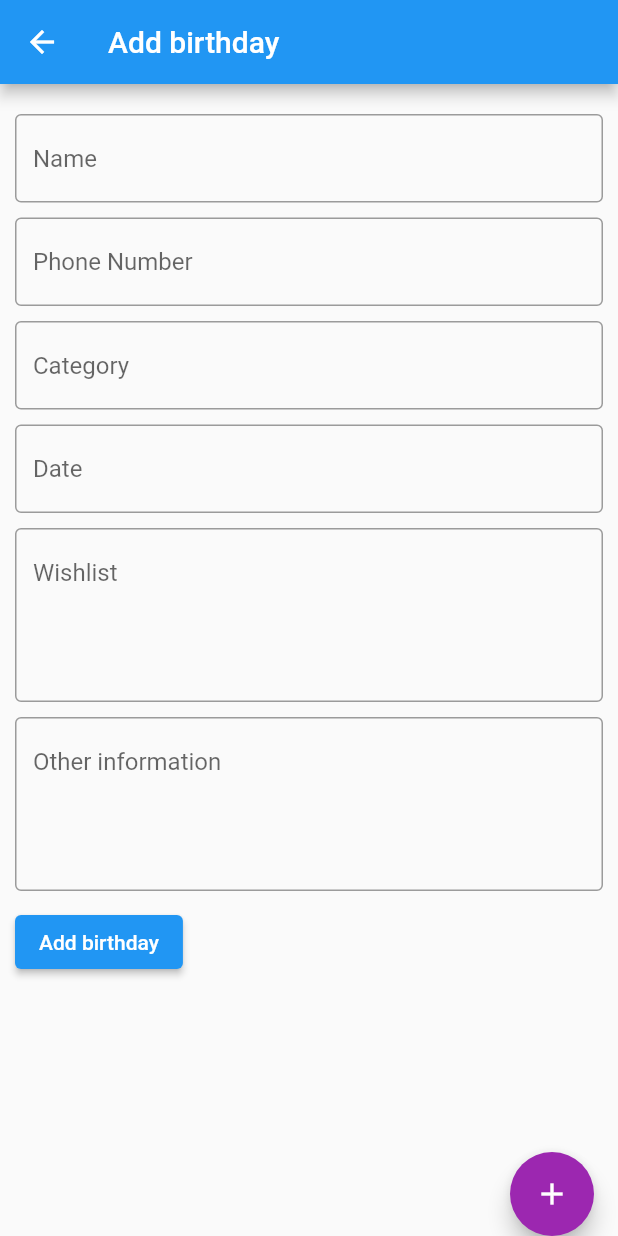
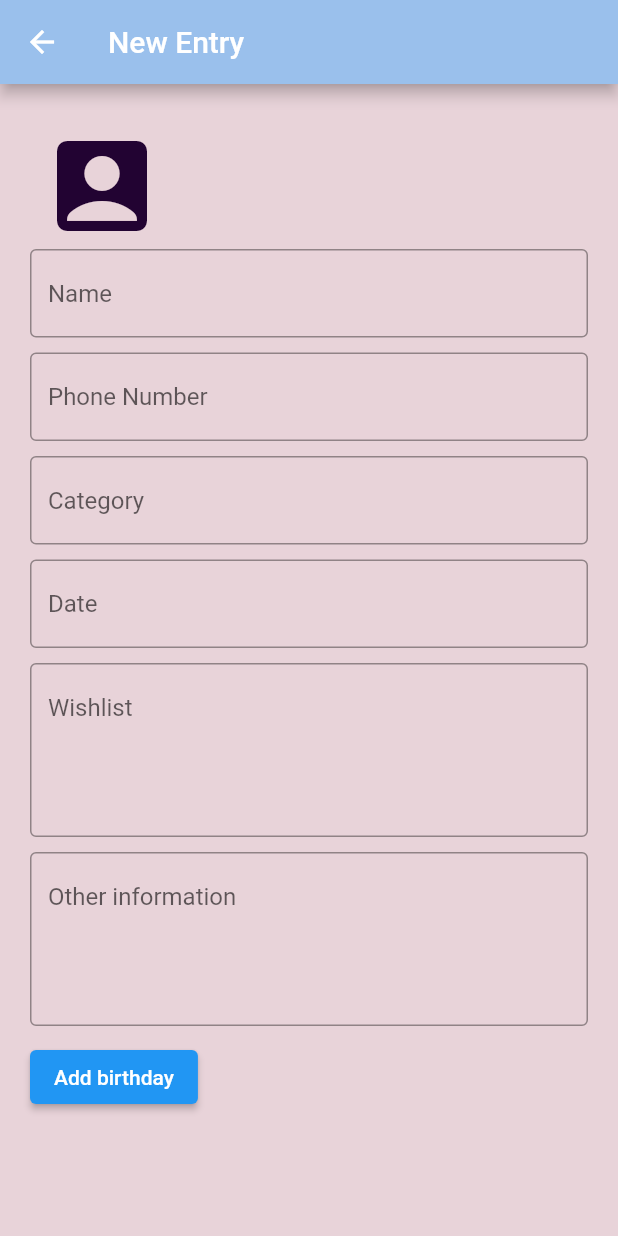
Before and after one commit to KonstantinosKatsigiannis/HCI2022, a Flutter app: the AddScreen screen opened directly, after a tap on "Add birthday", on a phone screen of 412 x 824 dp. Run offline on Flutter 3.47's test engine with Material 2 defaults, Android fonts, the phone set to English and light mode, and no system bars; our stand-ins replace google_fonts, syncfusion_flutter_calendar; missing offline and left inert: dart:js_util.

Commit message:
Update AddPage.dart

```diff
--- a/lib/AddPage.dart
+++ b/lib/AddPage.dart
@@ -12,39 +12,49 @@ class AddScreen extends StatefulWidget {
   State<AddScreen> createState() => _AddScreenState();
 }
 
+class _AddScreenState extends State<AddScreen> {
+TextEditingController _titleController = TextEditingController();
+  TextEditingController _titleController1 = TextEditingController();
+  TextEditingController _titleController2 = TextEditingController();
+  TextEditingController _titleController3 = TextEditingController();
+  TextEditingController _titleController4 = TextEditingController();
+  TextEditingController _titleController5 = TextEditingController();
 
-class _AddScreenState extends State<AddScreen> {
-
-
-  TextEditingController _titleController = TextEditingController();
-  TextEditingController _descriptionController = TextEditingController();
-
-  @override
-  void initState() {
-    super.initState();
-    _titleController = TextEditingController();
-    _descriptionController = TextEditingController();
-  }
-
-  @override
-  void dispose() {
-    _titleController.dispose();
-    _descriptionController.dispose();
-    super.dispose();
-  }
+  var floatingActionButton;
 
   @override
   Widget build(BuildContext context) {
     return  Scaffold(
-        appBar: AppBar(
-        title: Text('Add birthday'),
+     backgroundColor: Color.fromARGB(255, 232, 211, 217),
+      appBar: AppBar(
+        title: Text('New Entry'),
+        backgroundColor: Color.fromARGB(255, 154, 192, 236),
       ),
       body: Padding(
-        padding: const EdgeInsets.all(10.0),
+        padding: const EdgeInsets.all(20.0),
         child: Column(
+
           crossAxisAlignment: CrossAxisAlignment.start,
           children: [
-            SizedBox(height: 10.0),
+
+           SizedBox(
+             width: 80.0,
+             height: 80.0,
+             child: IconButton(
+              icon: Icon(Icons.account_box),
+              iconSize: 80,
+              onPressed:(){},
+              tooltip: 'Add Photo',
+              color:  Color.fromARGB(255, 34, 3, 50),
+             ),
+      ),
+            // ignore: prefer_const_constructors
+            SizedBox(height: 10.0,
+            child: const DecoratedBox(
+              decoration: const BoxDecoration(
+                color: Color.fromARGB(255, 244, 54, 190)),
+            ),
+            ),
             TextField(
               controller: _titleController,
               decoration: InputDecoration(
@@ -52,10 +62,14 @@ class _AddScreenState extends State<AddScreen> {
                 border: OutlineInputBorder(),
               ),
             ),
-            SizedBox(height: 10.0),
+            SizedBox(height: 10.0,
+            child: const DecoratedBox(
+              decoration: const BoxDecoration(
+                color: Color.fromARGB(255, 244, 54, 190)),
+            ),
+            ),
             TextField(
-              controller: _titleController,
-              maxLines: 1,
+              controller: _titleController1,
               decoration: InputDecoration(
                 hintText: 'Phone Number',
                 border: OutlineInputBorder(),
@@ -63,15 +77,21 @@ class _AddScreenState extends State<AddScreen> {
             ),
             SizedBox(height: 10.0),
             TextField(
-              controller: _titleController,
+              controller: _titleController2,
+              maxLines: 1,
               decoration: InputDecoration(
                 hintText: 'Category',
                 border: OutlineInputBorder(),
               ),
             ),
-            SizedBox(height: 10.0),
+            SizedBox(height: 10.0,
+            child: const DecoratedBox(
+              decoration: const BoxDecoration(
+                color: Color.fromARGB(255, 244, 54, 190)),
+            ),
+            ),
             TextField(
-              controller: _titleController,
+              controller: _titleController3,
               decoration: InputDecoration(
                 hintText: 'Date',
                 border: OutlineInputBorder(),
@@ -79,45 +99,34 @@ class _AddScreenState extends State<AddScreen> {
             ),
             SizedBox(height: 10.0),
             TextField(
-              controller: _descriptionController,
+              controller: _titleController4,
               maxLines: 4,
               decoration: InputDecoration(
                 hintText: 'Wishlist',
                 border: OutlineInputBorder(),
+
               ),
             ),
             SizedBox(height: 10.0),
             TextField(
-              controller: _descriptionController,
+              controller: _titleController5,
               maxLines: 4,
               decoration: InputDecoration(
                 hintText: 'Other information',
                 border: OutlineInputBorder(),
               ),
             ),
+            // ignore: prefer_const_constructors
+
+            //Add Birthday Button
             SizedBox(height: 10.0),
             ElevatedButton(
-              onPressed: () {
-                final newAppointment = Appointment(
-                  startTime: widget.selectedDate,
-                  endTime: widget.selectedDate.add(Duration(hours: 1)),
-                  subject: _titleController.text,
-                  notes: _descriptionController.text,
-                  color: Colors.blue,
-                );
-                Navigator.pop(context, newAppointment);
-              },
-              child: Text('Add birthday'),
+              onPressed: () {},
+              child:Text('Add birthday'),
             ),
           ],
         ),
       ),
-      floatingActionButtonLocation: FloatingActionButtonLocation.endDocked,
-      floatingActionButton: FloatingActionButton(
-        onPressed:() {},
-        backgroundColor: Colors.purple,
-        child: const Icon(Icons.add),
-           ),
 
     );
   }
```
